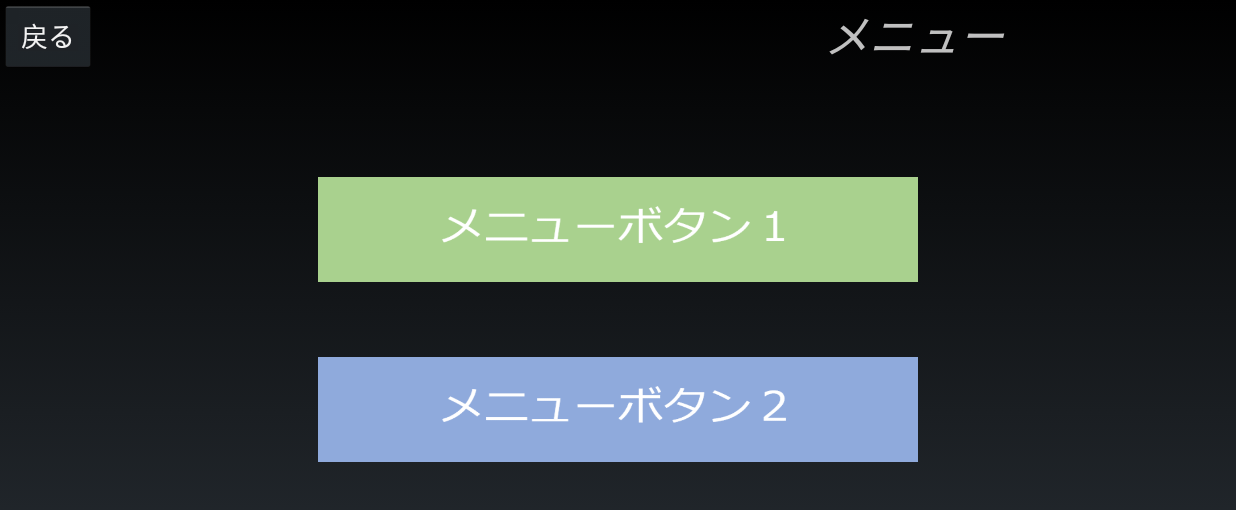
After one commit to ASemi/Agent_Support, an Android app: the MenuActivity screen opened directly, with no data from a screen before it, on a phone screen of 824 x 412 dp (held sideways). The commit adds this screen. Shown: the top 510 px of the screen. Run offline under Robolectric (Android 15) with nearby library versions, the phone set to English and light mode, and no system bars.

```diff
--- a/app/build.gradle
+++ b/app/build.gradle
@@ -30,6 +30,7 @@ dependencies {
     androidTestCompile('com.android.support.test.espresso:espresso-core:2.2.2', {
         exclude group: 'com.android.support', module: 'support-annotations'
     })
-    compile 'com.android.support:appcompat-v7:25.1.1'
+    compile 'com.android.support:appcompat-v7:25.2.0'
+    compile 'com.android.support:recyclerview-v7:25.2.0'
     testCompile 'junit:junit:4.12'
 }
--- /dev/null
+++ b/app/src/main/java/com/example/shioya/agent_support/MenuActivity.java
@@ -0,0 +1,34 @@
+package com.example.shioya.agent_support;
+
+import android.app.Activity;
+import android.content.Intent;
+import android.os.Bundle;
+import android.view.View;
+
+public class MenuActivity extends Activity implements View.OnClickListener {
+
+    @Override
+    protected void onCreate(Bundle savedInstanceState) {
+        super.onCreate(savedInstanceState);
+        setContentView(R.layout.menu);
+
+        findViewById(R.id.backButton).setOnClickListener(this);
+        findViewById(R.id.menuButton1).setOnClickListener(this);
+        findViewById(R.id.menuButton2).setOnClickListener(this);
+
+    }
+
+    @Override
+    public void onClick(View v) {
+        int id = v.getId();
+        switch (id) {
+            case R.id.backButton:
+                finish();
+                break;
+            case R.id.menuButton1:
+                Intent intentCard = new Intent(this, MainActivity.class);
+                startActivity(intentCard);
+
+        }
+    }
+}
--- /dev/null
+++ b/app/src/main/res/drawable/button_default.xml
@@ -0,0 +1,6 @@
+<?xml version="1.0" encoding="utf-8"?>
+<shape xmlns:android="http://schemas.android.com/apk/res/android"
+    android:shape="rectangle">
+    <solid android:color="#222222"/>
+
+</shape>
--- /dev/null
+++ b/app/src/main/res/drawable/button_disabled.xml
@@ -0,0 +1,6 @@
+<?xml version="1.0" encoding="utf-8"?>
+<shape xmlns:android="http://schemas.android.com/apk/res/android"
+    android:shape="rectangle">
+    <solid android:color="#6d696f"/>
+
+</shape>
--- /dev/null
+++ b/app/src/main/res/drawable/button_pressed.xml
@@ -0,0 +1,6 @@
+<?xml version="1.0" encoding="utf-8"?>
+<shape xmlns:android="http://schemas.android.com/apk/res/android"
+    android:shape="rectangle">
+    <solid android:color="#cccccc"/>
+
+</shape>
--- /dev/null
+++ b/app/src/main/res/layout/menu.xml
@@ -0,0 +1,66 @@
+<?xml version="1.0" encoding="utf-8"?>
+<LinearLayout xmlns:android="http://schemas.android.com/apk/res/android"
+    android:orientation="vertical"
+    android:layout_width="match_parent"
+    android:layout_height="match_parent">
+
+
+    <LinearLayout
+        android:layout_width="match_parent"
+        android:layout_height="wrap_content"
+        android:orientation="horizontal">
+
+        <LinearLayout
+            android:layout_width="match_parent"
+            android:layout_height="match_parent"
+            android:layout_weight="1">
+
+            <Button
+                android:layout_width="wrap_content"
+                android:layout_height="wrap_content"
+                android:text="@string/back"
+                android:id="@+id/backButton"/>
+        </LinearLayout>
+
+
+        <TextView
+            android:layout_width="match_parent"
+            android:layout_height="match_parent"
+            android:layout_weight="1"/>
+
+        <TextView
+            android:layout_width="match_parent"
+            android:layout_height="match_parent"
+            android:layout_weight="1"
+            android:text="@string/menu"
+            android:textColor="#c0c0c0"
+            android:textSize="30sp"
+            android:textStyle="italic"
+            android:fontFamily="serif"
+            android:id="@+id/MenuText"/>
+    </LinearLayout>
+
+
+    <LinearLayout
+        android:layout_width="wrap_content"
+        android:layout_height="wrap_content"
+        android:layout_gravity="center_horizontal"
+        android:layout_marginTop="70dp"
+        android:orientation="vertical">
+
+        <ImageButton
+            android:layout_width="400dp"
+            android:layout_height="70dp"
+            android:layout_marginBottom="50dp"
+            android:background="@drawable/menubar1"
+            android:id="@+id/menuButton1"/>
+
+        <ImageButton
+            android:layout_width="400dp"
+            android:layout_height="70dp"
+            android:background="@drawable/menubar2"
+            android:id="@+id/menuButton2"/>
+    </LinearLayout>
+
+
+</LinearLayout>
--- a/app/src/main/res/values/strings.xml
+++ b/app/src/main/res/values/strings.xml
@@ -1,3 +1,9 @@
 <resources>
     <string name="app_name">Agent_Support</string>
+    <string name="press_start">PRESS START</string>
+    <string name="menu">メニュー</string>
+    <string name="card_list">カード一覧</string>
+    <string name="agent">エージェント</string>
+    <string name="strategy">諜略</string>
+    <string name="back">戻る</string>
 </resources>
```
Also changed, not shown: app/src/main/AndroidManifest.xml (+8 -1 lines), app/src/main/java/com/example/shioya/agent_support/MainActivity.java (+106 -11 lines), app/src/main/java/com/example/shioya/agent_support/TitleActivity.java (added, +101 -0 lines), app/src/main/res/drawable/button_state.xml (added, +11 -0 lines), app/src/main/res/layout/activity_main.xml (+86 -19 lines), app/src/main/res/layout/card_list.xml (+7 -6 lines), app/src/main/res/layout/title.xml (added, +40 -0 lines), app/src/main/res/drawable/menubar1.png (added), app/src/main/res/drawable/menubar2.png (added), 1 other file.
